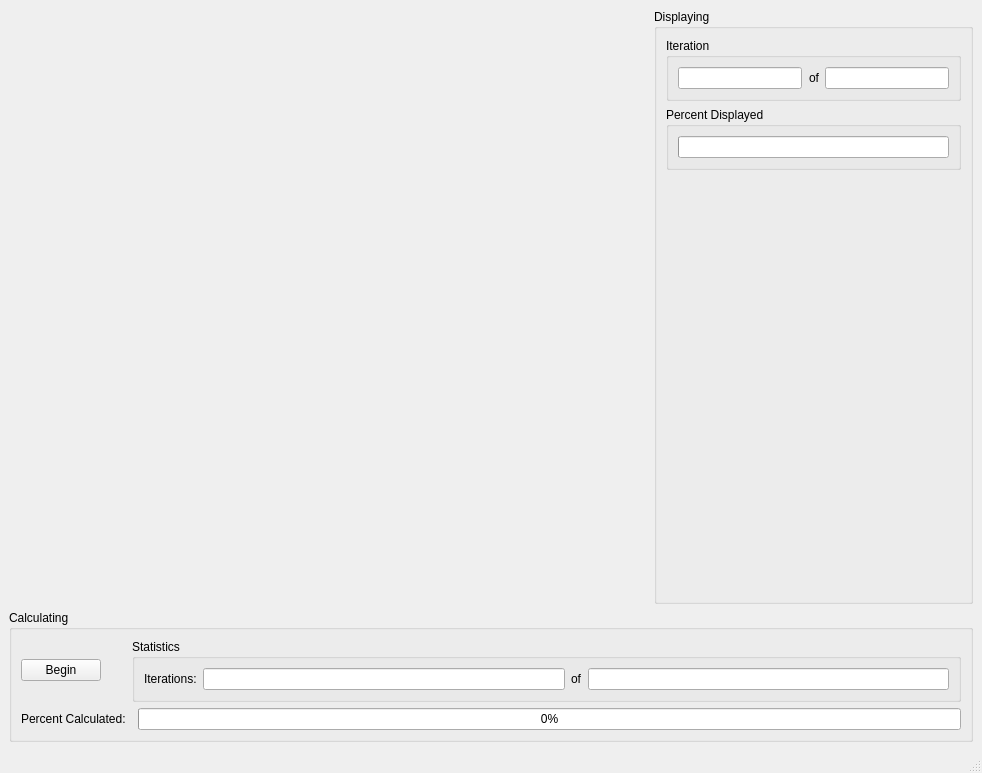
This is qthyena.ui in msolomon/Hyena-Communication as Qt 5 draws it before an edit. The edited form follows.
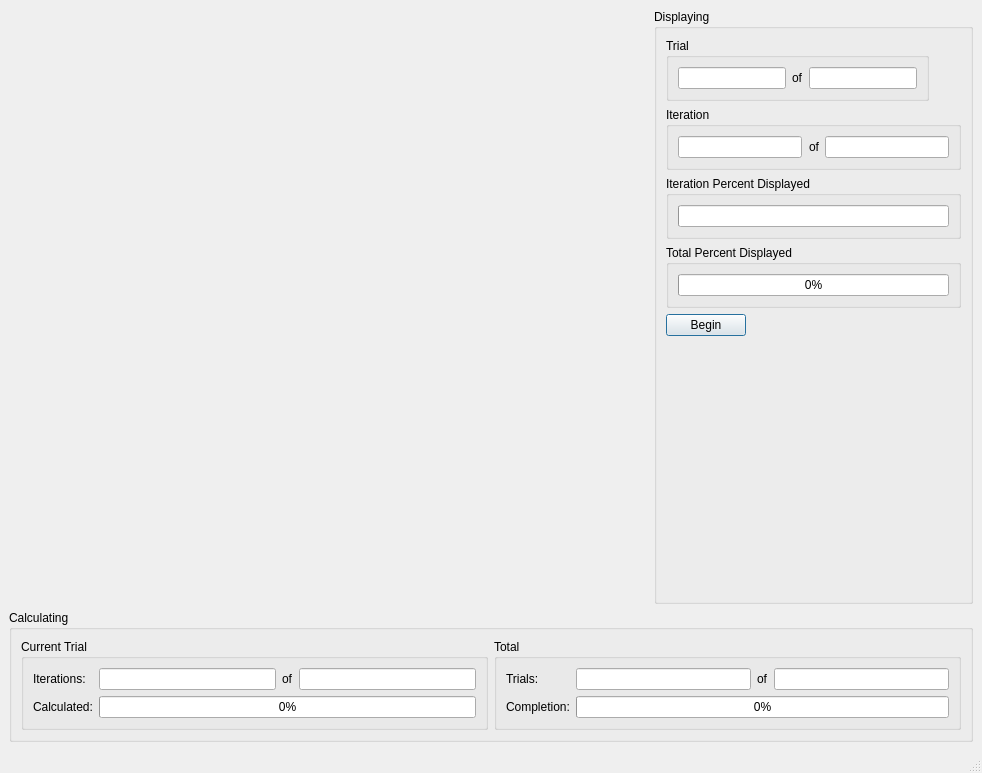
This is the edited form. Custom widgets are drawn as their Qt base class.

Commit message: Added Trial support

Diff of the .ui file:
```diff
--- a/qthyena.ui
+++ b/qthyena.ui
@@ -39,24 +39,7 @@
        <string>Calculating</string>
       </property>
       <layout class="QGridLayout" name="gridLayout_2">
-       <item row="1" column="2">
-        <widget class="QProgressBar" name="calc_percent">
-         <property name="value">
-          <number>0</number>
-         </property>
-        </widget>
-       </item>
-       <item row="1" column="0">
-        <widget class="QLabel" name="label">
-         <property name="text">
-          <string>Percent Calculated:</string>
-         </property>
-         <property name="margin">
-          <number>5</number>
-         </property>
-        </widget>
-       </item>
-       <item row="0" column="1" colspan="2">
+       <item row="0" column="2">
         <widget class="QGroupBox" name="statsBox">
          <property name="sizePolicy">
           <sizepolicy hsizetype="MinimumExpanding" vsizetype="MinimumExpanding">
@@ -65,7 +48,7 @@
           </sizepolicy>
          </property>
          <property name="title">
-          <string>Statistics</string>
+          <string>Current Trial</string>
          </property>
          <layout class="QGridLayout" name="gridLayout_4">
           <item row="0" column="1">
@@ -81,7 +64,7 @@
              <string>Iterations:</string>
             </property>
             <property name="margin">
-             <number>5</number>
+             <number>0</number>
             </property>
            </widget>
           </item>
@@ -91,27 +74,86 @@
              <string>of</string>
             </property>
             <property name="margin">
-             <number>5</number>
+             <number>0</number>
             </property>
            </widget>
           </item>
           <item row="0" column="3">
-           <widget class="QLineEdit" name="calc_iterations_total"/>
+           <widget class="QLineEdit" name="calc_iterations_total">
+            <property name="readOnly">
+             <bool>true</bool>
+            </property>
+           </widget>
+          </item>
+          <item row="1" column="1" colspan="3">
+           <widget class="QProgressBar" name="calc_iter_percent">
+            <property name="value">
+             <number>0</number>
+            </property>
+           </widget>
+          </item>
+          <item row="1" column="0">
+           <widget class="QLabel" name="label">
+            <property name="text">
+             <string>Calculated:</string>
+            </property>
+            <property name="margin">
+             <number>0</number>
+            </property>
+           </widget>
           </item>
          </layout>
         </widget>
        </item>
-       <item row="0" column="0">
-        <widget class="QPushButton" name="beginButton">
-         <property name="sizePolicy">
-          <sizepolicy hsizetype="Fixed" vsizetype="Fixed">
-           <horstretch>0</horstretch>
-           <verstretch>0</verstretch>
-          </sizepolicy>
+       <item row="0" column="3">
+        <widget class="QGroupBox" name="groupBox_5">
+         <property name="title">
+          <string>Total</string>
          </property>
-         <property name="text">
-          <string>Begin</string>
-         </property>
+         <layout class="QGridLayout" name="gridLayout_3">
+          <item row="0" column="1">
+           <widget class="QLineEdit" name="calc_trials_curr">
+            <property name="readOnly">
+             <bool>true</bool>
+            </property>
+           </widget>
+          </item>
+          <item row="0" column="0">
+           <widget class="QLabel" name="label_3">
+            <property name="text">
+             <string>Trials:</string>
+            </property>
+           </widget>
+          </item>
+          <item row="0" column="2">
+           <widget class="QLabel" name="label_4">
+            <property name="text">
+             <string>of</string>
+            </property>
+           </widget>
+          </item>
+          <item row="0" column="3">
+           <widget class="QLineEdit" name="calc_trials_total">
+            <property name="readOnly">
+             <bool>true</bool>
+            </property>
+           </widget>
+          </item>
+          <item row="1" column="1" colspan="3">
+           <widget class="QProgressBar" name="calc_trial_percent">
+            <property name="value">
+             <number>0</number>
+            </property>
+           </widget>
+          </item>
+          <item row="1" column="0">
+           <widget class="QLabel" name="label_8">
+            <property name="text">
+             <string>Completion:</string>
+            </property>
+           </widget>
+          </item>
+         </layout>
         </widget>
        </item>
       </layout>
@@ -160,7 +202,7 @@
        <property name="fieldGrowthPolicy">
         <enum>QFormLayout::ExpandingFieldsGrow</enum>
        </property>
-       <item row="0" column="0" colspan="2">
+       <item row="1" column="0" colspan="2">
         <widget class="QGroupBox" name="groupBox">
          <property name="title">
           <string>Iteration</string>
@@ -205,7 +247,7 @@
          </layout>
         </widget>
        </item>
-       <item row="1" column="0" colspan="2">
+       <item row="2" column="0" colspan="2">
         <widget class="QGroupBox" name="groupBox_3">
          <property name="sizePolicy">
           <sizepolicy hsizetype="Preferred" vsizetype="Preferred">
@@ -214,7 +256,7 @@
           </sizepolicy>
          </property>
          <property name="title">
-          <string>Percent Displayed</string>
+          <string>Iteration Percent Displayed</string>
          </property>
          <layout class="QHBoxLayout" name="horizontalLayout_3">
           <item>
@@ -230,6 +272,83 @@
          </layout>
         </widget>
        </item>
+       <item row="0" column="0">
+        <widget class="QGroupBox" name="groupBox_2">
+         <property name="title">
+          <string>Trial</string>
+         </property>
+         <layout class="QHBoxLayout" name="horizontalLayout_2">
+          <item>
+           <widget class="QLineEdit" name="disp_trial_curr">
+            <property name="readOnly">
+             <bool>true</bool>
+            </property>
+           </widget>
+          </item>
+          <item>
+           <widget class="QLabel" name="label_2">
+            <property name="text">
+             <string>of</string>
+            </property>
+           </widget>
+          </item>
+          <item>
+           <widget class="QLineEdit" name="disp_trial_total">
+            <property name="readOnly">
+             <bool>true</bool>
+            </property>
+           </widget>
+          </item>
+         </layout>
+        </widget>
+       </item>
+       <item row="3" column="0" colspan="2">
+        <widget class="QGroupBox" name="groupBox_4">
+         <property name="sizePolicy">
+          <sizepolicy hsizetype="Preferred" vsizetype="Preferred">
+           <horstretch>0</horstretch>
+           <verstretch>0</verstretch>
+          </sizepolicy>
+         </property>
+         <property name="title">
+          <string>Total Percent Displayed</string>
+         </property>
+         <layout class="QHBoxLayout" name="horizontalLayout_4">
+          <item>
+           <widget class="QProgressBar" name="disp_total_percent">
+            <property name="value">
+             <number>0</number>
+            </property>
+           </widget>
+          </item>
+         </layout>
+        </widget>
+       </item>
+       <item row="4" column="0">
+        <widget class="QPushButton" name="beginButton">
+         <property name="sizePolicy">
+          <sizepolicy hsizetype="Fixed" vsizetype="Fixed">
+           <horstretch>0</horstretch>
+           <verstretch>0</verstretch>
+          </sizepolicy>
+         </property>
+         <property name="text">
+          <string>Begin</string>
+         </property>
+         <property name="checkable">
+          <bool>false</bool>
+         </property>
+         <property name="autoDefault">
+          <bool>false</bool>
+         </property>
+         <property name="default">
+          <bool>true</bool>
+         </property>
+         <property name="flat">
+          <bool>false</bool>
+         </property>
+        </widget>
+       </item>
       </layout>
      </widget>
     </item>
```
Left out of the diff: 12 changed lines with no effect on the pictures. The commit also changes 7 other files.
